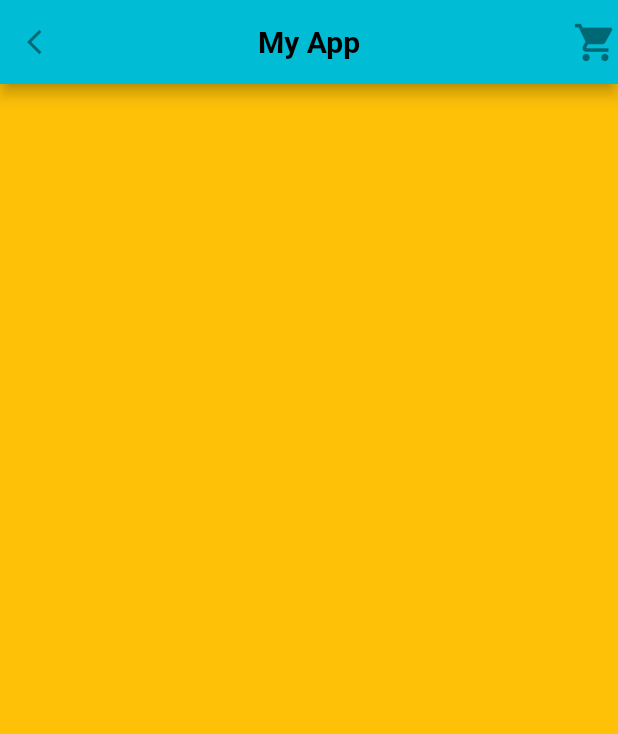
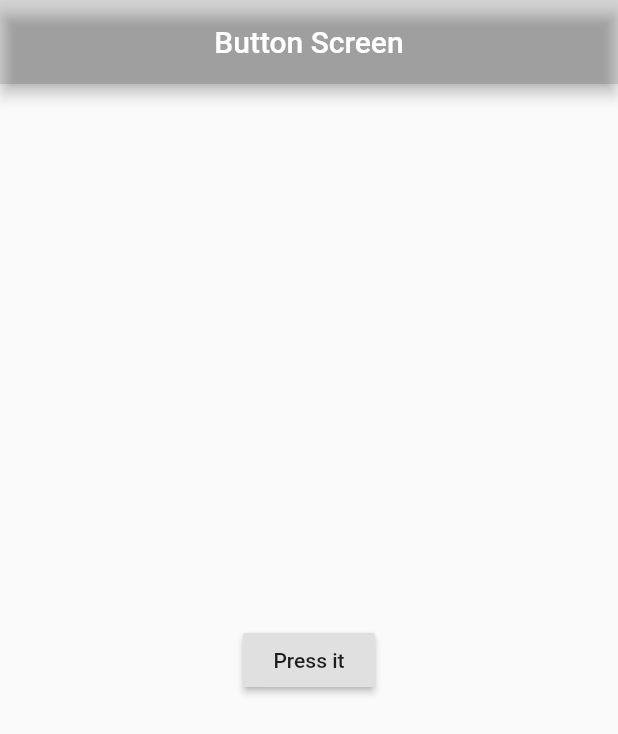
Before and after one commit to Ashhad08/Flutter-Classes-, a Flutter app: the screen it shows after launch, on a phone screen of 412 x 824 dp. Shown: the top 734 px of the screen. Run offline on Flutter 3.47's test engine with Material 2 defaults, Android fonts, the phone set to English and light mode, and no system bars.

Commit message:
Flutter Classes!

```diff
--- /dev/null
+++ b/lib/Screens/button_screen.dart
@@ -0,0 +1,24 @@
+import 'package:flutter/material.dart';
+
+class ButtonScreen extends StatelessWidget {
+  const ButtonScreen({Key? key}) : super(key: key);
+
+  @override
+  Widget build(BuildContext context) {
+    return Scaffold(
+      appBar: AppBar(
+        title: Text("Button Screen"),
+        backgroundColor: Colors.black12,
+        centerTitle: true,
+      ),
+      body: Center(
+        child: RaisedButton(
+          onPressed: () {
+            print('You pressed the button');
+          },
+          child: Text('Press it'),
+        ),
+      ),
+    );
+  }
+}
--- a/lib/main.dart
+++ b/lib/main.dart
@@ -1,4 +1,9 @@
 import 'package:flutter/material.dart';
+
+
+import 'Screens/button_screen.dart';
+import 'Screens/column_screen.dart';
+import 'Screens/row_screen.dart';
 
 void main() {
   runApp(MyApp());
@@ -7,36 +12,47 @@ void main() {
 class MyApp extends StatelessWidget {
   @override
   Widget build(BuildContext context) {
-    return MaterialApp(
-      home: Scaffold(
-        backgroundColor: Colors.amber,
-        appBar: AppBar(
-          backgroundColor: Colors.cyan,
-          title: const Text(
-            'My App',
-            style: TextStyle(
-              color: Colors.black,
-              fontSize: 20,
-              fontWeight: FontWeight.bold,
-            ),
-          ),
-          centerTitle: true,
-          // boolean
-          leading: const Icon(
-            Icons.arrow_back_ios,
-            color: Colors.black45,
-            size: 20,
-          ),
-
-          actions: const [
-            Icon(
-              Icons.shopping_cart,
-              color: Colors.black45,
-              size: 30,
-            ),
-          ],
-        ),
-      ),
+    return const MaterialApp(
+      //home: ColumnScreen(),
+      // home: RowScreen(),
+     home: ButtonScreen(),
+      // home: Scaffold(
+      //   backgroundColor: Colors.green,
+      //   appBar: AppBar(
+      //     backgroundColor: Colors.cyan,
+      //     title: const Text(
+      //       'My App',
+      //       style: TextStyle(
+      //         color: Colors.black,
+      //         fontSize: 20,
+      //         fontWeight: FontWeight.bold,
+      //       ),
+      //     ),
+      //     centerTitle: true,
+      //     // boolean
+      //     leading: const Icon(
+      //       Icons.arrow_back_ios,
+      //       color: Colors.black45,
+      //       size: 20,
+      //     ),
+      //
+      //     actions: const [
+      //       Icon(
+      //         Icons.shopping_cart,
+      //         color: Colors.black45,
+      //         size: 25,
+      //       ),
+      //     ],
+      //   ),
+      //   body: const Center(
+      //     child: Text(
+      //       'Hello there!',
+      //       style: TextStyle(
+      //         fontSize: 30,
+      //       ),
+      //     ),
+      //   ),
+      // ),
     );
   }
 }
```
Also changed, not shown: lib/Screens/column_screen.dart (added, +92 -0 lines), lib/Screens/row_screen.dart (added, +48 -0 lines).
